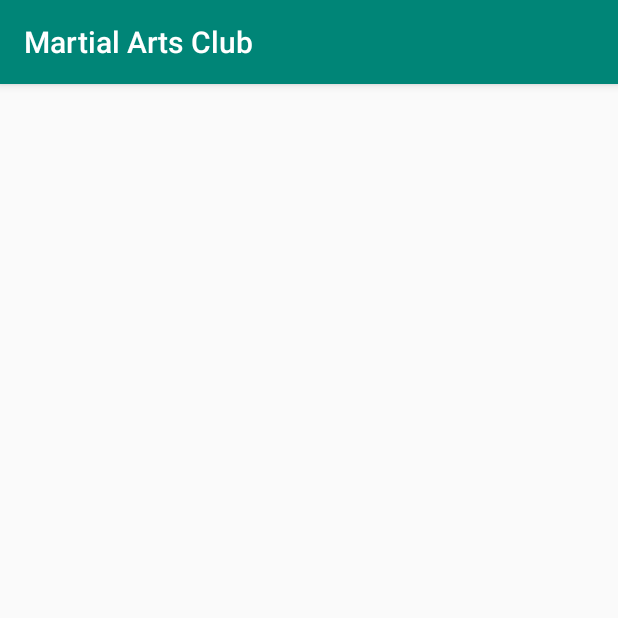
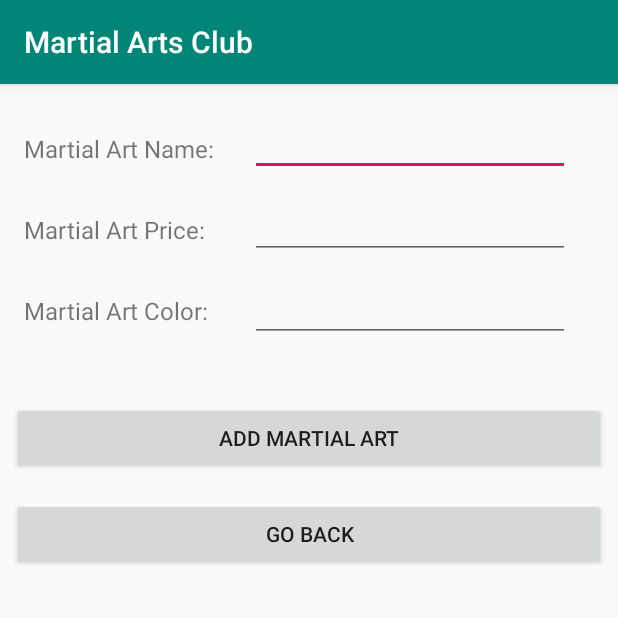
Before and after one commit to milanps5/MartialArtsClub, an Android app: the AddMartialArtActivity screen opened directly, with no data from a screen before it, on a phone screen of 412 x 824 dp, the top half of it. Run offline under Robolectric (Android 15) with nearby library versions, the phone set to English and light mode, and no system bars.

Commit message:
edit texts and buttons

```diff
--- a/app/src/main/java/com/milanps/martialartsclub/AddMartialArtActivity.java
+++ b/app/src/main/java/com/milanps/martialartsclub/AddMartialArtActivity.java
@@ -2,15 +2,30 @@ package com.milanps.martialartsclub;
 
 import android.support.v7.app.AppCompatActivity;
 import android.os.Bundle;
+import android.widget.Button;
+import android.widget.EditText;
 import android.widget.Toast;
 
 public class AddMartialArtActivity extends AppCompatActivity {
+
+    EditText edtName;
+    EditText edtPrice;
+    EditText edtColor;
+    Button btnAddMartialArt;
+    Button btnBack;
 
     @Override
     protected void onCreate(Bundle savedInstanceState) {
         super.onCreate(savedInstanceState);
         setContentView(R.layout.activity_add_martial_art);
 
-        Toast.makeText(AddMartialArtActivity.this, "This is add Martial Art Activity", Toast.LENGTH_SHORT).show();
+        edtName = (EditText) findViewById(R.id.edtName);
+        edtPrice = (EditText) findViewById(R.id.edtPrice);
+        edtColor = (EditText) findViewById(R.id.edtColor);
+
+        btnAddMartialArt = (Button) findViewById(R.id.btnAddMartialArt);
+        btnBack = (Button) findViewById(R.id.btnGoBack);
+
+
     }
 }
--- a/app/src/main/res/layout/activity_add_martial_art.xml
+++ b/app/src/main/res/layout/activity_add_martial_art.xml
@@ -6,4 +6,93 @@
     android:layout_height="match_parent"
     tools:context=".AddMartialArtActivity">
 
+    <TextView
+        android:id="@+id/textView"
+        android:layout_width="wrap_content"
+        android:layout_height="wrap_content"
+        android:layout_marginStart="16dp"
+        android:layout_marginTop="32dp"
+        android:text="Martial Art Name:"
+        android:textSize="16sp"
+        app:layout_constraintStart_toStartOf="parent"
+        app:layout_constraintTop_toTopOf="parent" />
+
+    <TextView
+        android:id="@+id/textView2"
+        android:layout_width="wrap_content"
+        android:layout_height="wrap_content"
+        android:layout_marginStart="16dp"
+        android:layout_marginTop="32dp"
+        android:text="Martial Art Price:"
+        android:textSize="16sp"
+        app:layout_constraintStart_toStartOf="parent"
+        app:layout_constraintTop_toBottomOf="@+id/textView" />
+
+    <TextView
+        android:id="@+id/textView3"
+        android:layout_width="wrap_content"
+        android:layout_height="wrap_content"
+        android:layout_marginStart="16dp"
+        android:layout_marginTop="32dp"
+        android:text="Martial Art Color:"
+        android:textSize="16sp"
+        app:layout_constraintStart_toStartOf="parent"
+        app:layout_constraintTop_toBottomOf="@+id/textView2" />
+
+    <EditText
+        android:id="@+id/edtName"
+        android:layout_width="wrap_content"
+        android:layout_height="wrap_content"
+        android:layout_marginTop="16dp"
+        android:layout_marginEnd="32dp"
+        android:ems="10"
+        android:inputType="textPersonName"
+        app:layout_constraintEnd_toEndOf="parent"
+        app:layout_constraintTop_toTopOf="parent" />
+
+    <EditText
+        android:id="@+id/edtPrice"
+        android:layout_width="wrap_content"
+        android:layout_height="wrap_content"
+        android:layout_marginTop="10dp"
+        android:layout_marginEnd="32dp"
+        android:ems="10"
+        android:inputType="textPersonName"
+        app:layout_constraintEnd_toEndOf="parent"
+        app:layout_constraintTop_toBottomOf="@+id/edtName" />
+
+    <EditText
+        android:id="@+id/edtColor"
+        android:layout_width="wrap_content"
+        android:layout_height="wrap_content"
+        android:layout_marginTop="10dp"
+        android:layout_marginEnd="32dp"
+        android:ems="10"
+        android:inputType="textPersonName"
+        app:layout_constraintEnd_toEndOf="parent"
+        app:layout_constraintTop_toBottomOf="@+id/edtPrice" />
+
+    <Button
+        android:id="@+id/btnAddMartialArt"
+        android:layout_width="0dp"
+        android:layout_height="wrap_content"
+        android:layout_marginStart="8dp"
+        android:layout_marginTop="40dp"
+        android:layout_marginEnd="8dp"
+        android:text="Add Martial Art"
+        app:layout_constraintEnd_toEndOf="parent"
+        app:layout_constraintStart_toStartOf="parent"
+        app:layout_constraintTop_toBottomOf="@+id/edtColor" />
+
+    <Button
+        android:id="@+id/btnGoBack"
+        android:layout_width="0dp"
+        android:layout_height="wrap_content"
+        android:layout_marginStart="8dp"
+        android:layout_marginTop="16dp"
+        android:layout_marginEnd="8dp"
+        android:text="Go Back"
+        app:layout_constraintEnd_toEndOf="parent"
+        app:layout_constraintStart_toStartOf="parent"
+        app:layout_constraintTop_toBottomOf="@+id/btnAddMartialArt" />
 </android.support.constraint.ConstraintLayout>
```
